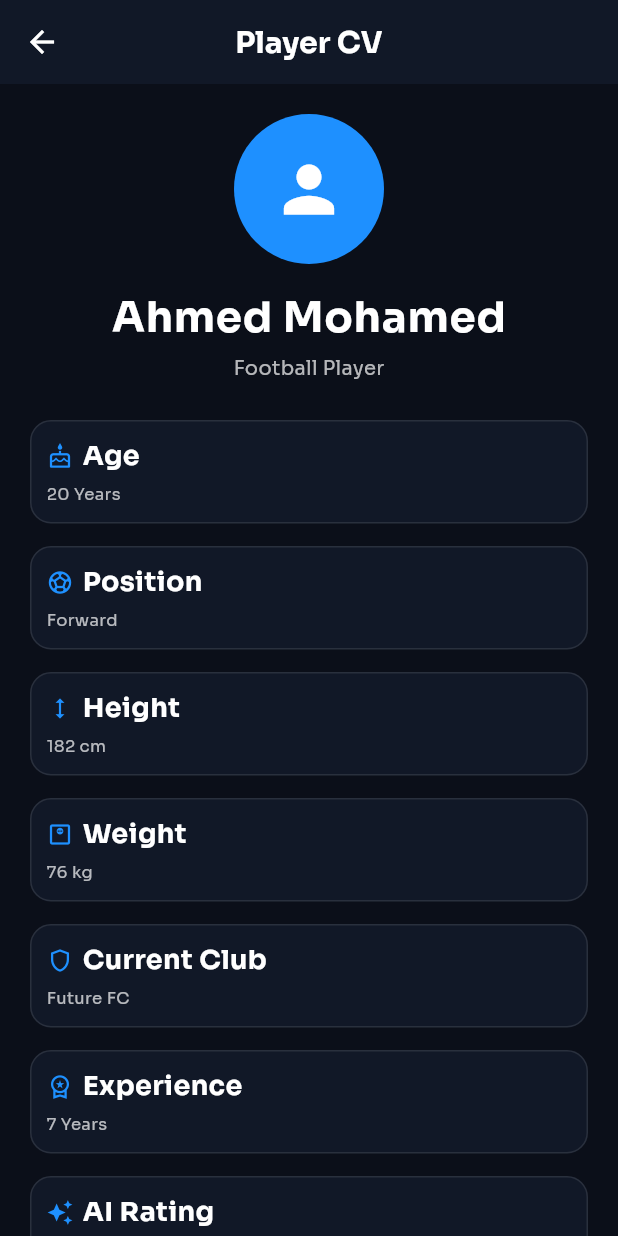
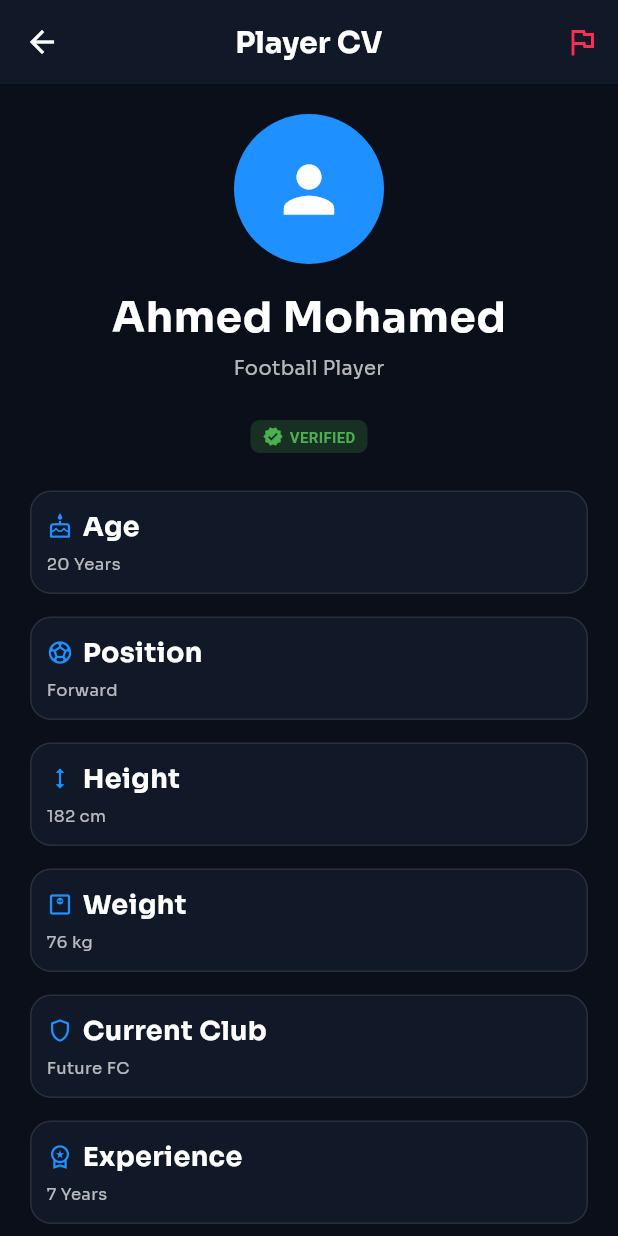
Before and after one commit to Ayatabdelazeez/SPOT_ME-main, a Flutter app: the PlayerCvScreen screen opened directly, on a phone screen of 412 x 824 dp. Run offline on Flutter 3.47's test engine with Material 3 defaults, Android fonts, the light colour scheme and no system bars; our stand-ins replace equatable, file_picker, fl_chart, flutter_bloc, google_fonts, image_picker and 1 more; accounts and stored records are empty.

Commit message:
Update player_cv_screen.dart

```diff
--- a/lib/screens/scout/player_cv_screen.dart
+++ b/lib/screens/scout/player_cv_screen.dart
@@ -1,4 +1,6 @@
 import 'package:flutter/material.dart';
+import 'package:spotme/models/player_model.dart';
+import 'package:spotme/screens/scout/report_dialog.dart';
 
 import '../../utils/app_colors.dart';
 import '../../utils/app_text_styles.dart';
@@ -10,6 +12,22 @@ class PlayerCvScreen extends StatelessWidget {
 
   @override
   Widget build(BuildContext context) {
+    final dummyPlayer = PlayerModel(
+      name: "Ahmed Mohamed",
+      email: "ahmed@example.com",
+      phone: "01000000000",
+      sport: "Football",
+      position: "Forward",
+      age: 20,
+      height: 182,
+      weight: 76,
+      score: 91,
+      image: "",
+      club: "Future FC",
+      experienceYears: 7,
+      violationsCount: 0,
+      isBlocked: false,
+    );
     return Scaffold(
       backgroundColor: AppColors.background,
 
@@ -20,13 +38,35 @@ class PlayerCvScreen extends StatelessWidget {
         centerTitle: true,
         title: Text("Player CV" ,
          style: AppTextStyles.heading3),
+        actions: [
+          IconButton(
+            icon: const Icon(Icons.flag_outlined, color: AppColors.red),
+            tooltip: "Report Fraud",
+            onPressed: () {
+              final dummyPlayer = PlayerModel(
+                name: "Ahmed Mohamed",
+                email: "",
+                phone: "",
+                sport: "Football",
+                position: "Forward",
+                age: 20,
+                height: 182,
+                weight: 76,
+                score: 91,
+                image: "",
+                club: "Future FC",
+                experienceYears: 7,
+              );
+              showReportFraudDialog(context, dummyPlayer);
+            },
+          ),
+        ],
       ),
 
       body: SingleChildScrollView(
         padding: const EdgeInsets.all(20),
         child: Column(
           children: [
-
             const CircleAvatar(
               radius: 50,
               backgroundColor: AppColors.blue,
@@ -52,6 +92,10 @@ class PlayerCvScreen extends StatelessWidget {
                 color: Colors.white70,
               ),
             ),
+
+            const SizedBox(height: 25),
+
+            buildTrustBadge(dummyPlayer),
 
             const SizedBox(height: 25),
 
@@ -131,4 +175,46 @@ class PlayerCvScreen extends StatelessWidget {
       ),
     );
   }
+  Widget buildTrustBadge(PlayerModel player) {
+    if (player.isBlocked) {
+      return Container(
+        padding: const EdgeInsets.symmetric(horizontal: 8, vertical: 4),
+        decoration: BoxDecoration(color: Colors.red.withOpacity(0.2), borderRadius: BorderRadius.circular(6)),
+        child: const Row(
+          mainAxisSize: MainAxisSize.min,
+          children: [
+            Icon(Icons.block, color: Colors.red, size: 14),
+            SizedBox(width: 4),
+            Text("ACCOUNT BLOCKED", style: TextStyle(color: Colors.red, fontSize: 10, fontWeight: FontWeight.bold)),
+          ],
+        ),
+      );
+    } else if (player.violationsCount > 0) {
+      return Container(
+        padding: const EdgeInsets.symmetric(horizontal: 8, vertical: 4),
+        decoration: BoxDecoration(color: Colors.orange.withOpacity(0.2), borderRadius: BorderRadius.circular(6)),
+        child: const Row(
+          mainAxisSize: MainAxisSize.min,
+          children: [
+            Icon(Icons.warning, color: Colors.orange, size: 14),
+            SizedBox(width: 4),
+            Text("FLAGGED / WARNING", style: TextStyle(color: Colors.orange, fontSize: 10, fontWeight: FontWeight.bold)),
+          ],
+        ),
+      );
+    } else {
+      return Container(
+        padding: const EdgeInsets.symmetric(horizontal: 8, vertical: 4),
+        decoration: BoxDecoration(color: Colors.green.withOpacity(0.2), borderRadius: BorderRadius.circular(6)),
+        child: const Row(
+          mainAxisSize: MainAxisSize.min,
+          children: [
+            Icon(Icons.verified, color: Colors.green, size: 14),
+            SizedBox(width: 4),
+            Text("VERIFIED", style: TextStyle(color: Colors.green, fontSize: 10, fontWeight: FontWeight.bold)),
+          ],
+        ),
+      );
+    }
+  }
 }
```
